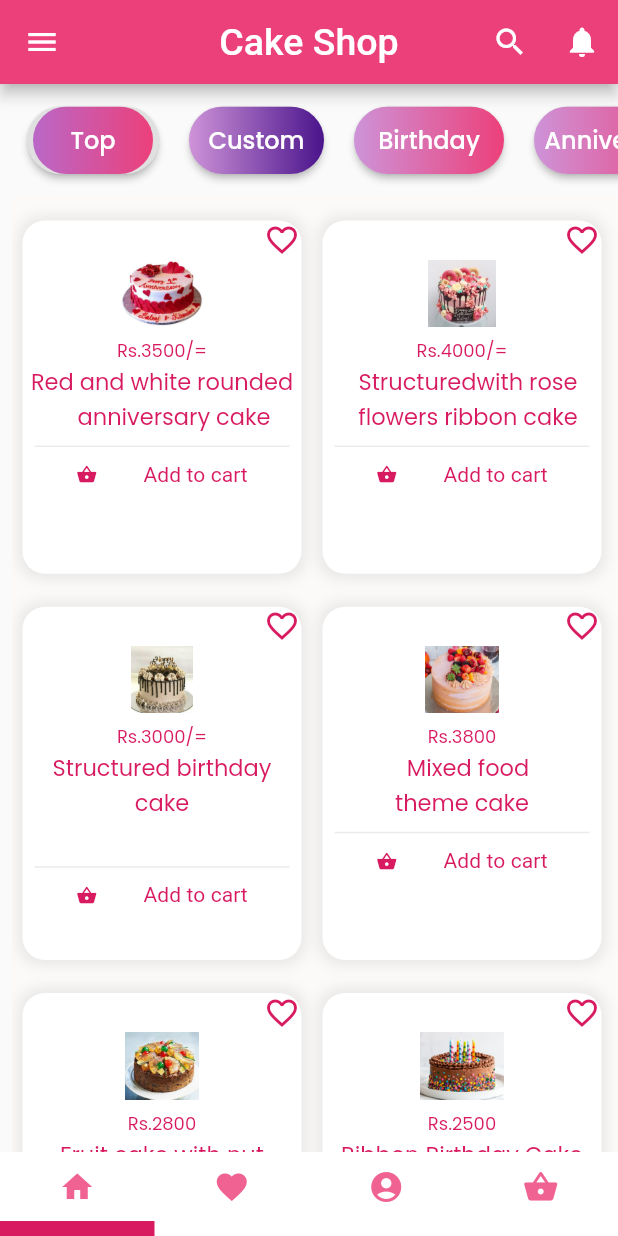
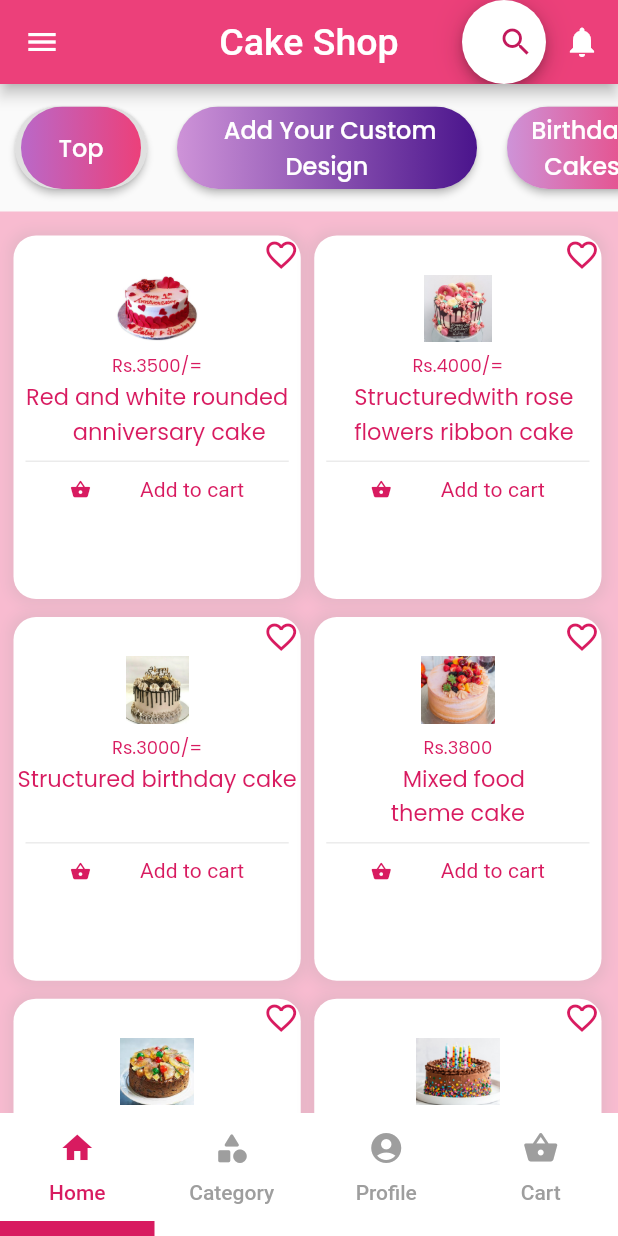
Before and after one commit to ShashiniU/HouseOfCake, a Flutter app: the screen it shows once a user with an empty profile is signed in, on a phone screen of 412 x 824 dp. Run offline on Flutter 3.47's test engine with Material 2 defaults, Android fonts, the phone set to English and light mode, and no system bars; our stand-ins replace cloud_firestore, firebase_auth, firebase_core, google_fonts, image_picker; missing offline and left inert: wave_drawer; accounts and stored records are empty.

```diff
--- a/lib/homescreen/cakepage.dart
+++ b/lib/homescreen/cakepage.dart
@@ -7,19 +7,19 @@ class CakePage extends StatelessWidget {
   Widget build(BuildContext context) {
     return Scaffold(
       resizeToAvoidBottomInset: false,
-      backgroundColor: Color(0xFFFCFAF8),
+      backgroundColor: Colors.pink[100],
       body: ListView(
         children: [
           SizedBox(height: 15.0),
           Container(
-            padding: EdgeInsets.only(right: 9.0, left: 5.0),
+            padding: EdgeInsets.only(right: 9.0, left: 7.0),
             width: MediaQuery.of(context).size.width - 30.0,
             height: MediaQuery.of(context).size.height - 50.0,
             child: GridView.count(
               crossAxisCount: 2,
               primary: false,
-              crossAxisSpacing: 10.0,
-              mainAxisSpacing: 20.0,
+              crossAxisSpacing: 5.0,
+              mainAxisSpacing: 10.0,
               childAspectRatio: 0.8,
               children: [
                 //six cake cards
@@ -48,7 +48,7 @@ class CakePage extends StatelessWidget {
               ],
             ),
           ),
-          SizedBox(height: 250.0)
+          SizedBox(height: 200.0)
         ],
       ),
     );
--- a/lib/homescreen/firstpage.dart
+++ b/lib/homescreen/firstpage.dart
@@ -1,11 +1,21 @@
+import 'dart:ui';
+
 import 'package:firebase_auth/firebase_auth.dart';
 import 'package:flutter/material.dart';
+import 'package:flutter_application_2/homescreen/custumdesignPage.dart';
 import 'package:flutter_application_2/screens/welcomescreen.dart';
+import 'package:wave_drawer/wave_drawer.dart';
 
 import 'profilepage.dart';
 import 'cakepage.dart';
 
-class FirstPage extends StatelessWidget {
+class FirstPage extends StatefulWidget {
+  @override
+  _FirstPageState createState() => _FirstPageState();
+}
+
+class _FirstPageState extends State<FirstPage> {
+  bool _foled = true;
   @override
   Widget build(BuildContext context) {
     return Scaffold(
@@ -17,9 +27,67 @@ class FirstPage extends StatelessWidget {
         ),
         backgroundColor: Color(0xffec407a),
         actions: [
-          IconButton(
-            icon: Icon(Icons.search),
-            onPressed: () {},
+          AnimatedContainer(
+            duration: Duration(milliseconds: 400),
+            width: _foled ? 56 : 250,
+            height: 56,
+            decoration: BoxDecoration(
+              borderRadius: BorderRadius.circular(32),
+              color: Colors.white,
+              boxShadow: kElevationToShadow[6],
+            ),
+            child: Row(
+              children: [
+                Expanded(
+                  child: Container(
+                    padding: EdgeInsets.only(
+                      left: 20,
+                    ),
+                    child: !_foled
+                        ? TextField(
+                            decoration: InputDecoration(
+                              hintText: 'Search',
+                              hintStyle: TextStyle(
+                                  color: Colors.pink[700],
+                                  fontWeight: FontWeight.w900),
+                              border: InputBorder.none,
+                            ),
+                          )
+                        : null,
+                  ),
+                ),
+                AnimatedContainer(
+                  duration: Duration(milliseconds: 400),
+                  child: Material(
+                    type: MaterialType.transparency,
+                    child: InkWell(
+                      borderRadius: BorderRadius.only(
+                        topLeft: Radius.circular(_foled ? 32 : 0),
+                        topRight: Radius.circular(
+                          32,
+                        ),
+                        bottomLeft: Radius.circular(_foled ? 32 : 0),
+                        bottomRight: Radius.circular(
+                          32,
+                        ),
+                      ),
+                      child: Padding(
+                        padding: const EdgeInsets.all(8.0),
+                        child: Icon(
+                          _foled ? Icons.search : Icons.close,
+                          color: Colors.pink[700],
+                        ),
+                      ),
+                      onTap: () {
+                        setState(() {
+                          _foled = !_foled;
+                        });
+                      },
+                    ),
+                  ),
+                ),
+              ],
+            ),
           ),
           IconButton(
             icon: Icon(Icons.notifications),
@@ -27,21 +95,37 @@ class FirstPage extends StatelessWidget {
           ),
         ],
       ),
-      drawer: Drawer(
+      drawer: WaveDrawer(
+        backgroundColor: Colors.pink[900],
+        boundaryColor: Colors.pink[50],
+        boundaryWidth: 5.8,
         child: ListView(
           children: [
             new UserAccountsDrawerHeader(
-              accountName: Text('Gehani'),
-              accountEmail: Text('gehani@gmail.com'),
-              currentAccountPicture: CircleAvatar(
-                // backgroundColor: Colors.pink,
-                backgroundImage: AssetImage('assets/img3.jpg'),
+              accountName: Text(
+                'Hi, ',
+                style: TextStyle(
+                    color: Colors.white,
+                    fontWeight: FontWeight.w900,
+                    fontSize: 22),
               ),
-              decoration: BoxDecoration(color: Colors.purpleAccent),
+              accountEmail: Text(
+                'Welcome to House Of Cake',
+                style: TextStyle(
+                    color: Colors.white,
+                    fontWeight: FontWeight.w900,
+                    fontSize: 18),
+              ),
+              decoration: BoxDecoration(color: Color(0xffd81b60)),
             ),
             ListTile(
-              leading: Icon(Icons.account_circle),
-              title: Text('My Account'),
+              leading: Icon(
+                Icons.account_circle,
+                color: Colors.white,
+              ),
+              title: Text('My Account',
+                  style: TextStyle(
+                      color: Colors.white, fontWeight: FontWeight.w900)),
               onTap: () {
                 Navigator.of(context).pop();
                 Navigator.push(
@@ -51,12 +135,17 @@ class FirstPage extends StatelessWidget {
               },
             ),
             Divider(
-              color: Colors.purpleAccent,
+              color: Colors.pink[50],
               height: 10.0,
             ),
             ListTile(
-              leading: Icon(Icons.shopping_basket),
-              title: Text('My Order'),
+              leading: Icon(
+                Icons.shopping_basket,
+                color: Colors.white,
+              ),
+              title: Text('My Order',
+                  style: TextStyle(
+                      color: Colors.white, fontWeight: FontWeight.w900)),
               onTap: () {
                 Navigator.of(context).pop();
                 Navigator.push(
@@ -66,12 +155,17 @@ class FirstPage extends StatelessWidget {
               },
             ),
             Divider(
-              color: Colors.purpleAccent,
+              color: Colors.pink[50],
               height: 10.0,
             ),
             ListTile(
-              leading: Icon(Icons.rate_review),
-              title: Text('Rate App'),
+              leading: Icon(
+                Icons.rate_review,
+                color: Colors.white,
+              ),
+              title: Text('Rate App',
+                  style: TextStyle(
+                      color: Colors.white, fontWeight: FontWeight.w900)),
               onTap: () {
                 Navigator.of(context).pop();
                 Navigator.push(
@@ -81,12 +175,17 @@ class FirstPage extends StatelessWidget {
               },
             ),
             Divider(
-              color: Colors.purpleAccent,
+              color: Colors.pink[50],
               height: 10.0,
             ),
             ListTile(
-              leading: Icon(Icons.design_services),
-              title: Text('Terms of Services'),
+              leading: Icon(
+                Icons.design_services,
+                color: Colors.white,
+              ),
+              title: Text('Terms of Services',
+                  style: TextStyle(
+                      color: Colors.white, fontWeight: FontWeight.w900)),
               onTap: () {
                 Navigator.of(context).pop();
                 Navigator.push(
@@ -96,12 +195,17 @@ class FirstPage extends StatelessWidget {
               },
             ),
             Divider(
-              color: Colors.purpleAccent,
+              color: Colors.pink[50],
               height: 10.0,
             ),
             ListTile(
-              leading: Icon(Icons.group),
-              title: Text('About Us'),
+              leading: Icon(
+                Icons.group,
+                color: Colors.white,
+              ),
+              title: Text('About Us',
+                  style: TextStyle(
+                      color: Colors.white, fontWeight: FontWeight.w900)),
               onTap: () {
                 Navigator.of(context).pop();
                 Navigator.push(
@@ -111,12 +215,17 @@ class FirstPage extends StatelessWidget {
               },
             ),
             Divider(
-              color: Colors.purpleAccent,
+              color: Colors.pink[50],
               height: 10.0,
             ),
             ListTile(
-              leading: Icon(Icons.logout),
-              title: Text('Logout'),
+              leading: Icon(
+                Icons.logout,
+                color: Colors.white,
+              ),
+              title: Text('Logout',
+                  style: TextStyle(
+                      color: Colors.white, fontWeight: FontWeight.w900)),
               onTap: () {
                 FirebaseAuth.instance.signOut();
                 Navigator.of(context).pop();
@@ -130,11 +239,10 @@ class FirstPage extends StatelessWidget {
         ),
       ),
       body: ListView(
-        padding: EdgeInsets.only(left: 8.0),
         children: [
           Container(
             margin: EdgeInsets.symmetric(vertical: 5.0),
-            height: 65.0,
+            height: 75.0,
             child: ListView(
               scrollDirection: Axis.horizontal,
               children: [
@@ -171,7 +279,12 @@ class FirstPage extends StatelessWidget {
                   height: 50.0,
                   margin: EdgeInsets.all(10),
                   child: RaisedButton(
-                    onPressed: () {},
+                    onPressed: () {
+                      Navigator.push(
+                          context,
+                          MaterialPageRoute(
+                              builder: (context) => CustumDesignPAge()));
+                    },
                     shape: RoundedRectangleBorder(
                         borderRadius: BorderRadius.circular(80.0)),
                     padding: EdgeInsets.all(0.0),
@@ -185,10 +298,10 @@ class FirstPage extends StatelessWidget {
                           borderRadius: BorderRadius.circular(30.0)),
                       child: Container(
                         constraints:
-                            BoxConstraints(maxWidth: 90.0, minHeight: 1.0),
+                            BoxConstraints(maxWidth: 200.0, minHeight: 1.0),
                         alignment: Alignment.center,
                         child: Text(
-                          "Custom",
+                          " Add Your Custom Design",
                           textAlign: TextAlign.center,
                           style: TextStyle(color: Colors.white, fontSize: 16),
                         ),
@@ -217,7 +330,7 @@ class FirstPage extends StatelessWidget {
                             BoxConstraints(maxWidth: 100.0, minHeight: 1.0),
                         alignment: Alignment.center,
                         child: Text(
-                          "Birthday",
+                          "Birthday Cakes",
                           textAlign: TextAlign.center,
                           style: TextStyle(color: Colors.white, fontSize: 16),
                         ),
@@ -246,7 +359,7 @@ class FirstPage extends StatelessWidget {
                             BoxConstraints(maxWidth: 110.0, minHeight: 1.0),
                         alignment: Alignment.center,
                         child: Text(
-                          "Anniversary",
+                          "Anniversary Cakes",
                           textAlign: TextAlign.center,
                           style: TextStyle(color: Colors.white, fontSize: 16),
                         ),
@@ -275,7 +388,7 @@ class FirstPage extends StatelessWidget {
                             BoxConstraints(maxWidth: 100.0, minHeight: 1.0),
                         alignment: Alignment.center,
                         child: Text(
-                          "Wedding",
+                          "Wedding Cakes",
                           textAlign: TextAlign.center,
                           style: TextStyle(color: Colors.white, fontSize: 16),
                         ),
@@ -304,7 +417,7 @@ class FirstPage extends StatelessWidget {
                             BoxConstraints(maxWidth: 80.0, minHeight: 1.0),
                         alignment: Alignment.center,
                         child: Text(
-                          "Fruit",
+                          "Fruit Cakes",
                           textAlign: TextAlign.center,
                           style: TextStyle(color: Colors.white, fontSize: 16),
                         ),
--- a/lib/homescreen/homepage.dart
+++ b/lib/homescreen/homepage.dart
@@ -1,7 +1,7 @@
 import 'package:flutter/material.dart';
+import 'package:flutter_application_2/Category/CategoryPage.dart';
 
 import 'firstpage.dart';
-import 'secondpage.dart';
 import 'thirdpage.dart';
 import 'fourthpage.dart';
 
@@ -10,8 +10,8 @@ class HomePage extends StatefulWidget {
   _HomePageState createState() => _HomePageState();
 }
 
-class _HomePageState extends State<HomePage> with SingleTickerProviderStateMixin{
-
+class _HomePageState extends State<HomePage>
+    with SingleTickerProviderStateMixin {
   TabController controller;
 
   @override
@@ -19,7 +19,7 @@ class _HomePageState extends State<HomePage> with SingleTickerProviderStateMixin
     // ignore: todo
     // TODO: implement initState
     super.initState();
-    controller =TabController(vsync: this, length: 4);
+    controller = TabController(vsync: this, length: 4);
   }
 
   @override
@@ -29,6 +29,7 @@ class _HomePageState extends State<HomePage> with SingleTickerProviderStateMixin
     super.dispose();
     controller.dispose();
   }
+
   @override
   Widget build(BuildContext context) {
     return Scaffold(
@@ -39,24 +40,20 @@ class _HomePageState extends State<HomePage> with SingleTickerProviderStateMixin
           indicatorColor: Color(0xffd81b60),
           indicatorWeight: 10.0,
           indicatorPadding: EdgeInsets.zero,
+          labelColor: Color(0xffd81b60),
+          unselectedLabelColor: Colors.grey,
           tabs: [
-            Tab(icon: Icon(Icons.home, color:Color(0xfff06292))),
-            Tab(icon: Icon(Icons.favorite, color:Color(0xfff06292))),
-            Tab(icon: Icon(Icons.account_circle, color:Color(0xfff06292))),
-            Tab(icon: Icon(Icons.shopping_basket, color:Color(0xfff06292))),
+            Tab(icon: Icon(Icons.home), text: "Home"),
+            Tab(icon: Icon(Icons.category_rounded), text: "Category"),
+            Tab(icon: Icon(Icons.account_circle), text: "Profile"),
+            Tab(icon: Icon(Icons.shopping_basket), text: "Cart"),
           ],
         ),
       ),
-
       body: TabBarView(
         controller: controller,
-        children: [
-          FirstPage(),
-          SecondPage(),
-          ThirdPage(),
-          FourthPage()
-        ],
-        ),
+        children: [FirstPage(), CategoryPage(), ThirdPage(), FourthPage()],
+      ),
     );
   }
 }
--- a/lib/screens/custumtextfield.dart
+++ b/lib/screens/custumtextfield.dart
@@ -39,7 +39,7 @@ class CustumTextField extends StatelessWidget {
         controller: controller,
         textInputAction: textInputAction,
         style: TextStyle(
-            color: Colors.white, fontSize: 18, fontWeight: FontWeight.w700),
+            color: Colors.white, fontSize: 18, fontWeight: FontWeight.w100),
         decoration: InputDecoration(
           border: OutlineInputBorder(
             borderRadius: BorderRadius.circular(25),
```
Also changed, not shown: lib/Category/CategoryPage.dart (added, +108 -0 lines), lib/homescreen/cake_detailspage.dart (+30 -31 lines), lib/homescreen/custumdesignPage.dart (added, +286 -0 lines), pubspec.yaml (+8 -0 lines), assets/imghome/cake1.jpg (added), assets/imghome/cake5.jpg (added), icons/logoIcon.png (added), pubspec.lock, 22 other files.
